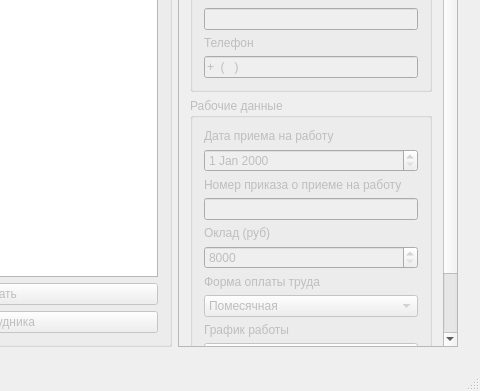
Before: the Qt Designer form SalaryCount/SalaryCount/salarycount.ui in artemkurylev/mdkp, drawn with Qt 5; both pictures show x 243 to 723 and y 161 to 552 of the 723 by 552 pixel window.
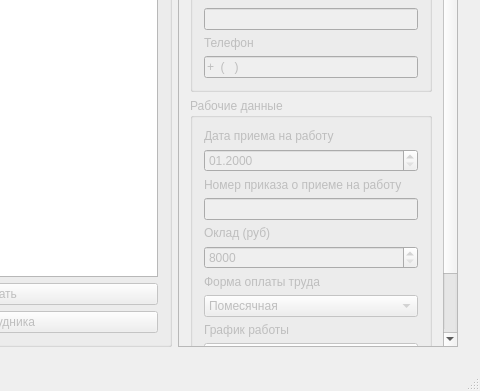
After: the same form once the commit is applied. Icons and pictures are not drawn.

Commit message: Изменения в интерфейсе - теперь нельзя выбрать для принятия сотрудника число

What changed in the file:
```diff
--- a/SalaryCount/SalaryCount/salarycount.ui
+++ b/SalaryCount/SalaryCount/salarycount.ui
@@ -98,7 +98,7 @@
            <property name="geometry">
             <rect>
              <x>0</x>
-             <y>-24</y>
+             <y>0</y>
              <width>261</width>
              <height>485</height>
             </rect>
@@ -123,7 +123,11 @@
                   </widget>
                  </item>
                  <item>
-                  <widget class="QDateEdit" name="eReceiptDate"/>
+                  <widget class="QDateEdit" name="eReceiptDate">
+                   <property name="displayFormat">
+                    <string>MM.yyyy</string>
+                   </property>
+                  </widget>
                  </item>
                 </layout>
                </item>
```
